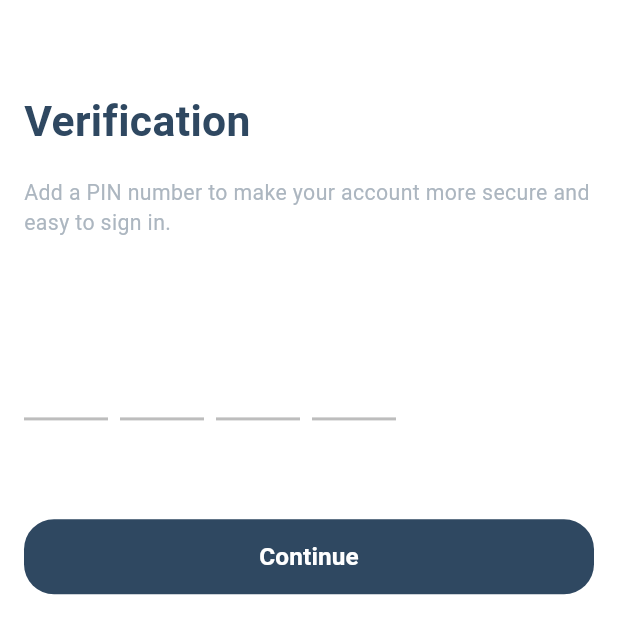
After one commit to osamamorizk/fitness-app, a Flutter app: the ForgetPassword screen opened by its route, after a tap on "Reset Password", on a phone screen of 412 x 824 dp. The commit adds this screen. Shown: the top 634 px of the screen. Run offline on Flutter 3.47's test engine with Material 3 defaults, Android fonts, the phone set to English and light mode, and no system bars; drawn by our look-alikes of pinput; our stand-ins replace bloc, flutter_bloc, flutter_screenutil, smooth_page_indicator.

Commit message:
add verification and forget password screens

```diff
--- a/lib/core/helpers/spacing.dart
+++ b/lib/core/helpers/spacing.dart
@@ -1,4 +1,5 @@
 import 'package:flutter/material.dart';
+import 'package:flutter_screenutil/flutter_screenutil.dart';
 
-SizedBox verticalSpace(double height) => SizedBox(height: height);
-SizedBox horizontalSpace(double width) => SizedBox(width: width);
+SizedBox verticalSpace(double height) => SizedBox(height: height.h);
+SizedBox horizontalSpace(double width) => SizedBox(width: width.w);
--- a/lib/core/routes/app_router.dart
+++ b/lib/core/routes/app_router.dart
@@ -2,7 +2,9 @@ import 'package:flutter/material.dart';
 import 'package:flutter_bloc/flutter_bloc.dart';
 import 'package:graduation_project/core/routes/routes.dart';
 import 'package:graduation_project/feature/bottom_nav_bar/presentation/views/bottom_bar.dart';
+import 'package:graduation_project/feature/login/presentation/views/forget_password.dart';
 import 'package:graduation_project/feature/login/presentation/views/login_view.dart';
+import 'package:graduation_project/feature/login/presentation/views/verification.dart';
 import 'package:graduation_project/feature/onboarding/presentation/views/onboarding_view.dart';
 import 'package:graduation_project/feature/sign_up/presentation/views/sign_up_view.dart';
 import 'package:graduation_project/feature/user_data_form/presentation/manger/cubit/user_data_cubit.dart';
@@ -36,6 +38,15 @@ class AppRouter {
           ),
         );
 
+      case Routes.forgetPassword:
+        return MaterialPageRoute(
+          builder: (_) => const ForgetPassword(),
+        );
+      case Routes.verification:
+        return MaterialPageRoute(
+          builder: (_) => const Verification(),
+        );
+
       default:
         return MaterialPageRoute(
           builder: (_) => Scaffold(
--- a/lib/core/routes/routes.dart
+++ b/lib/core/routes/routes.dart
@@ -4,4 +4,6 @@ abstract class Routes {
   static const String signUp = 'signUp';
   static const String home = 'home';
   static const String dataForm = 'userData';
+  static const String forgetPassword = 'forgetPassword';
+  static const String verification = 'Verification';
 }
--- /dev/null
+++ b/lib/feature/login/presentation/views/forget_password.dart
@@ -0,0 +1,51 @@
+import 'package:flutter/material.dart';
+import 'package:flutter_screenutil/flutter_screenutil.dart';
+import 'package:graduation_project/core/helpers/extensions.dart';
+import 'package:graduation_project/core/helpers/spacing.dart';
+import 'package:graduation_project/core/routes/routes.dart';
+import 'package:graduation_project/core/themes/text_styles.dart';
+import 'package:graduation_project/core/widgets/custom_action_button.dart';
+import 'package:graduation_project/core/widgets/custom_text_form_field.dart';
+
+class ForgetPassword extends StatelessWidget {
+  const ForgetPassword({super.key});
+
+  @override
+  Widget build(BuildContext context) {
+    return Scaffold(
+      body: Padding(
+        padding: const EdgeInsets.symmetric(horizontal: 16),
+        child: SafeArea(
+          child: Column(
+            crossAxisAlignment: CrossAxisAlignment.start,
+            // mainAxisAlignment: MainAxisAlignment.center,
+            children: [
+              verticalSpace(60),
+              Text(
+                'Forget Password',
+                style: TextStyles.font28DarkBlueBold,
+              ),
+              verticalSpace(16.h),
+              Text(
+                'At our app, we take the security of your information seriously.',
+                style: TextStyles.font14greyNormal,
+              ),
+              verticalSpace(64.h),
+              CustomTextFormField(
+                validator: (value) {},
+                hintText: 'Email',
+              ),
+              verticalSpace(64.h),
+              CustomButton(
+                text: 'Reset Password',
+                onPressed: () {
+                  context.pushNamed(Routes.verification);
+                },
+              ),
+            ],
+          ),
+        ),
+      ),
+    );
+  }
+}
--- /dev/null
+++ b/lib/feature/login/presentation/views/verification.dart
@@ -0,0 +1,41 @@
+import 'package:flutter/material.dart';
+import 'package:flutter_screenutil/flutter_screenutil.dart';
+import 'package:graduation_project/core/helpers/spacing.dart';
+import 'package:graduation_project/core/themes/text_styles.dart';
+import 'package:graduation_project/core/widgets/custom_action_button.dart';
+import 'package:graduation_project/feature/login/presentation/views/widgets/custom_pin_put.dart';
+
+class Verification extends StatelessWidget {
+  const Verification({super.key});
+
+  @override
+  Widget build(BuildContext context) {
+    return Scaffold(
+      body: Padding(
+        padding: const EdgeInsets.symmetric(horizontal: 16),
+        child: SafeArea(
+          child: Column(
+            crossAxisAlignment: CrossAxisAlignment.start,
+            // mainAxisAlignment: MainAxisAlignment.center,
+            children: [
+              verticalSpace(60),
+              Text(
+                'Verification',
+                style: TextStyles.font28DarkBlueBold,
+              ),
+              verticalSpace(16.h),
+              Text(
+                'Add a PIN number to make your account more secure and easy to sign in.',
+                style: TextStyles.font14greyNormal,
+              ),
+              verticalSpace(64.h),
+              OtpTextField(),
+              verticalSpace(64.h),
+              CustomButton(text: 'Continue'),
+            ],
+          ),
+        ),
+      ),
+    );
+  }
+}
--- /dev/null
+++ b/lib/feature/login/presentation/views/widgets/custom_pin_put.dart
@@ -0,0 +1,92 @@
+import 'package:flutter/material.dart';
+import 'package:graduation_project/core/themes/colors_manger.dart';
+import 'package:pinput/pinput.dart';
+
+class OtpTextField extends StatefulWidget {
+  const OtpTextField({super.key});
+
+  @override
+  State<OtpTextField> createState() => _OtpTextFieldState();
+}
+
+class _OtpTextFieldState extends State<OtpTextField> {
+  final pinController = TextEditingController();
+  final formKey = GlobalKey<FormState>();
+
+  @override
+  void dispose() {
+    pinController.dispose();
+    super.dispose();
+  }
+
+  final focusedBorderColor = ColorsManger.darkBlue;
+  final fillColor = const Color.fromRGBO(243, 246, 249, 0);
+  final borderColor = Colors.grey[400]!;
+  @override
+  Widget build(BuildContext context) {
+    final defaultPinTheme = PinTheme(
+      width: 56,
+      height: 56,
+      textStyle: const TextStyle(fontSize: 22, color: Colors.black),
+      decoration: BoxDecoration(
+        border: Border(
+          bottom: BorderSide(width: 2, color: borderColor),
+        ),
+      ),
+    );
+
+    return Form(
+      key: formKey,
+      child: Column(
+        // mainAxisAlignment: MainAxisAlignment.center,
+        crossAxisAlignment: CrossAxisAlignment.center,
+        children: [
+          Directionality(
+            textDirection: TextDirection.ltr,
+            child: Pinput(
+              length: 4,
+              controller: pinController,
+              defaultPinTheme: defaultPinTheme,
+              hapticFeedbackType: HapticFeedbackType.lightImpact,
+              onCompleted: (pin) {
+                debugPrint('onCompleted: $pin');
+              },
+              onChanged: (value) {
+                debugPrint('onChanged: $value');
+              },
+              cursor: Column(
+                mainAxisAlignment: MainAxisAlignment.end,
+                children: [
+                  Container(
+                    margin: const EdgeInsets.only(bottom: 9),
+                    width: 24,
+                    height: 2,
+                    color: Colors.black,
+                  ),
+                ],
+              ),
+              focusedPinTheme: defaultPinTheme.copyWith(
+                decoration: defaultPinTheme.decoration!.copyWith(
+                  border: Border(
+                    bottom: BorderSide(width: 2, color: focusedBorderColor),
+                  ),
+                ),
+              ),
+              submittedPinTheme: defaultPinTheme.copyWith(
+                decoration: defaultPinTheme.decoration!.copyWith(
+                  color: fillColor,
+                  border: Border(
+                    bottom: BorderSide(width: 2, color: focusedBorderColor),
+                  ),
+                ),
+              ),
+              errorPinTheme: defaultPinTheme.copyBorderWith(
+                border: Border.all(color: Colors.redAccent),
+              ),
+            ),
+          ),
+        ],
+      ),
+    );
+  }
+}
--- a/lib/feature/login/presentation/views/widgets/login_actions.dart
+++ b/lib/feature/login/presentation/views/widgets/login_actions.dart
@@ -47,10 +47,13 @@ class _LoginActionsState extends State<LoginActions> {
                 ),
               ],
             ),
-            Text(
-              'Forgot Password?',
-              style: TextStyles.font14DarkBlueBold
-                  .copyWith(decoration: TextDecoration.underline),
+            TextButton(
+              onPressed: () => context.pushNamed(Routes.forgetPassword),
+              child: Text(
+                'Forgot Password?',
+                style: TextStyles.font14DarkBlueBold
+                    .copyWith(decoration: TextDecoration.underline),
+              ),
             ),
           ],
         ),
--- a/lib/feature/user_data_form/presentation/views/dietary_restrictions_view.dart
+++ b/lib/feature/user_data_form/presentation/views/dietary_restrictions_view.dart
@@ -50,15 +50,11 @@ class _DietaryRestrictionsViewState extends State<DietaryRestrictionsView> {
                       setState(() {
                         if (isRestrict) {
                           selectedDietaryRestrictions.remove(restrictions);
-                          BlocProvider.of<UserDataCubit>(context)
-                                  .dietaryRestrictions =
-                              selectedDietaryRestrictions;
                         } else {
                           selectedDietaryRestrictions.add(restrictions);
-                          BlocProvider.of<UserDataCubit>(context)
-                                  .dietaryRestrictions =
-                              selectedDietaryRestrictions;
                         }
+                        BlocProvider.of<UserDataCubit>(context)
+                            .dietaryRestrictions = selectedDietaryRestrictions;
                         if (index == options.length - 1) {
                           selectedDietaryRestrictions.add(
                               BlocProvider.of<UserDataCubit>(context)
--- a/lib/feature/user_data_form/presentation/views/goal_selection_view.dart
+++ b/lib/feature/user_data_form/presentation/views/goal_selection_view.dart
@@ -41,7 +41,6 @@ class GoalSelectionScreenState extends State<GoalSelectionScreen> {
           ListView.separated(
             separatorBuilder: (context, index) => verticalSpace(24.h),
             shrinkWrap: true,
-            // physics: const NeverScrollableScrollPhysics(),
             itemCount: goals.length,
             itemBuilder: (context, index) {
               final goal = goals[index];
@@ -51,13 +50,11 @@ class GoalSelectionScreenState extends State<GoalSelectionScreen> {
                   setState(() {
                     if (isSelected) {
                       selectedGoals.remove(goal);
-                      BlocProvider.of<UserDataCubit>(context).userGoals =
-                          selectedGoals;
                     } else {
                       selectedGoals.add(goal);
-                      BlocProvider.of<UserDataCubit>(context).userGoals =
-                          selectedGoals;
                     }
+                    BlocProvider.of<UserDataCubit>(context).userGoals =
+                        selectedGoals;
                   });
                 },
                 child: CustomMultiSelectionItem(
--- a/lib/feature/user_data_form/presentation/views/user_data_form.dart
+++ b/lib/feature/user_data_form/presentation/views/user_data_form.dart
@@ -1,6 +1,6 @@
 import 'package:flutter/material.dart';
 import 'package:flutter_screenutil/flutter_screenutil.dart';
-import 'package:graduation_project/core/helpers/functions.dart';
+import 'package:graduation_project/feature/user_data_form/presentation/views/widgets/form_bar.dart';
 import 'package:graduation_project/core/helpers/spacing.dart';
 import 'package:graduation_project/core/widgets/custom_action_button.dart';
 import 'package:graduation_project/feature/user_data_form/presentation/views/about_user_view.dart';
--- a/lib/core/helpers/functions.dart
+++ b/lib/feature/user_data_form/presentation/views/widgets/form_bar.dart
@@ -1,7 +1,5 @@
 import 'package:flutter/material.dart';
-import 'package:flutter_screenutil/flutter_screenutil.dart';
 import 'package:graduation_project/core/themes/colors_manger.dart';
-import 'package:graduation_project/core/themes/text_styles.dart';
 
 AppBar customDataFormBar(void Function()? onPressed, double? value) {
   return AppBar(
@@ -23,17 +21,17 @@ AppBar customDataFormBar(void Function()? onPressed, double? value) {
         color: ColorsManger.darkBlue,
       ),
     ),
-    actions: [
-      SizedBox(
-        width: 56.w,
-        child: TextButton(
-          child: Text(
-            'Skip',
-            style: TextStyles.font14BlackRegular,
-          ),
-          onPressed: () {},
-        ),
-      )
-    ],
+    // actions: [
+    //   SizedBox(
+    //     width: 56.w,
+    //     child: TextButton(
+    //       child: Text(
+    //         'Skip',
+    //         style: TextStyles.font14BlackRegular,
+    //       ),
+    //       onPressed: () {},
+    //     ),
+    //   )
+    // ],
   );
 }
--- a/lib/fit_app.dart
+++ b/lib/fit_app.dart
@@ -16,7 +16,7 @@ class FitApp extends StatelessWidget {
         theme: ThemeData(scaffoldBackgroundColor: Colors.white),
         debugShowCheckedModeBanner: false,
         onGenerateRoute: appRouter.generateRoute,
-        initialRoute: Routes.dataForm,
+        initialRoute: Routes.login,
       ),
     );
   }
--- a/pubspec.yaml
+++ b/pubspec.yaml
@@ -35,6 +35,7 @@ dependencies:
   flutter_bloc: ^8.1.6
   flutter_native_splash: ^2.4.3
   flutter_screenutil: ^5.9.3
+  pinput: ^5.0.0
   shared_preferences: ^2.3.3
   smooth_page_indicator: ^1.2.0+3
 
```
Also changed, not shown: pubspec.lock.
